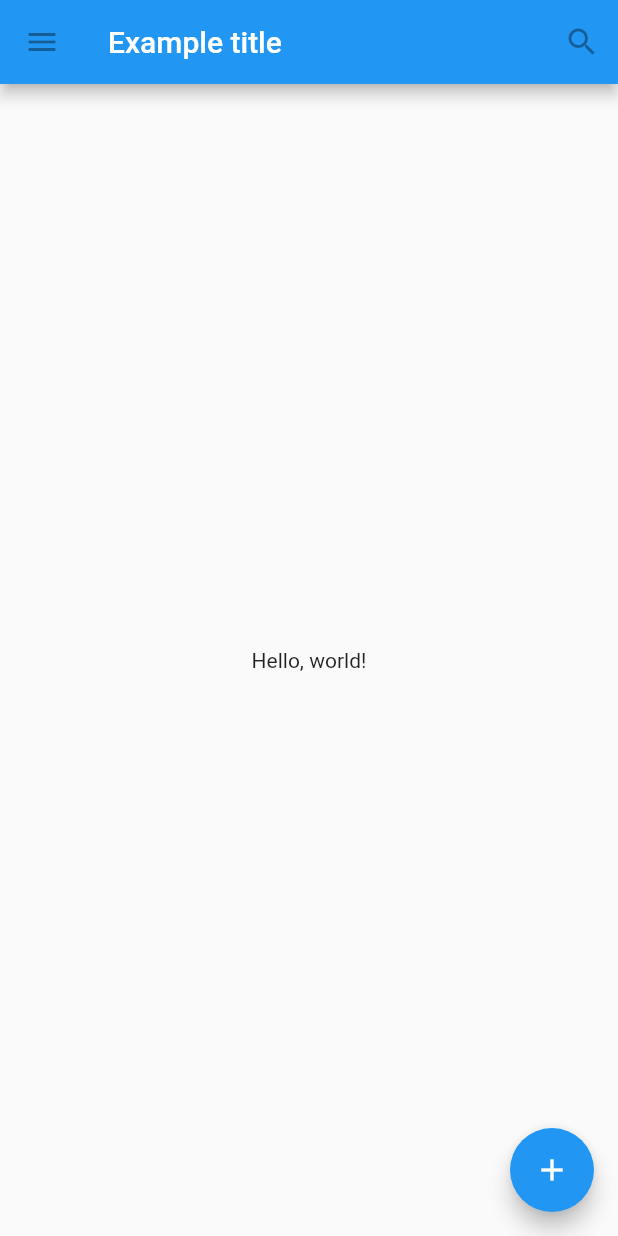
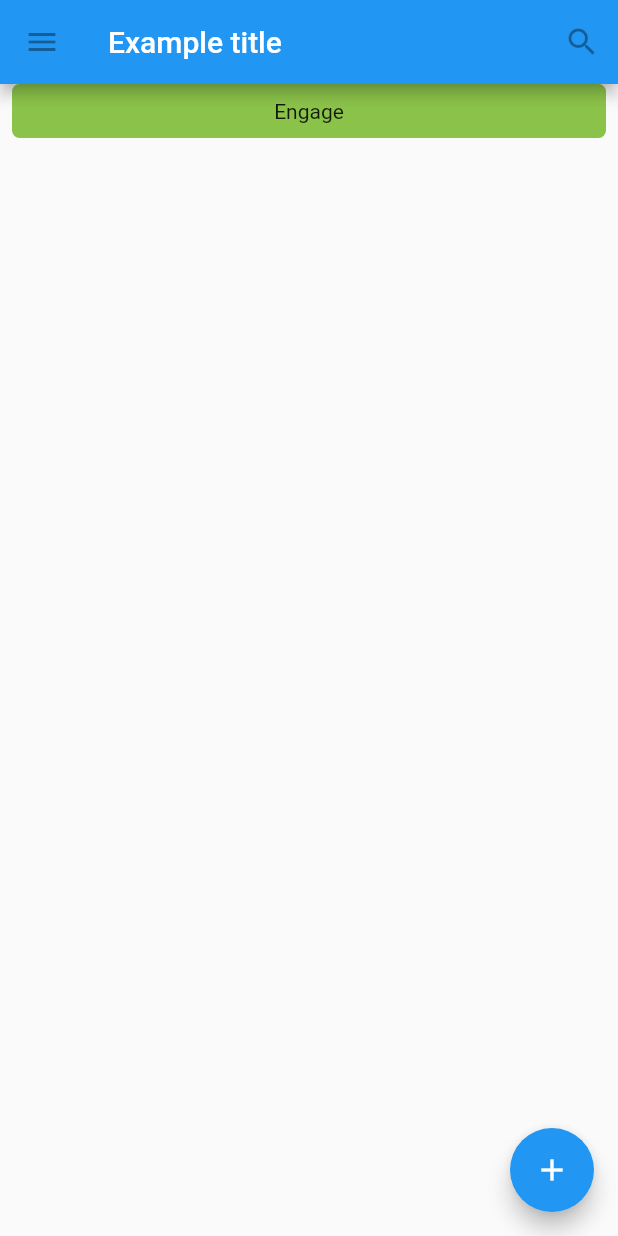
Before and after one commit to arror1784/flutter_pra, a Flutter app: the screen it shows after launch, on a phone screen of 412 x 824 dp. Run offline on Flutter 3.47's test engine with Material 2 defaults, Android fonts, the phone set to English and light mode, and no system bars.

Commit message:
custom button make

```diff
--- a/lib/main.dart
+++ b/lib/main.dart
@@ -5,6 +5,28 @@ void main() {
     title: 'Flutter Tutorial',
     home: TutorialHome(),
   ));
+}
+class MyButton extends StatelessWidget {
+  @override
+  Widget build(BuildContext context) {
+    return GestureDetector(
+      onTap: () {
+        print('MyButton was tapped!');
+      },
+      child: Container(
+        height: 36.0,
+        padding: const EdgeInsets.all(8.0),
+        margin: const EdgeInsets.symmetric(horizontal: 8.0),
+        decoration: BoxDecoration(
+          borderRadius: BorderRadius.circular(5.0),
+          color: Colors.lightGreen[500],
+        ),
+        child: Center(
+          child: Text('Engage'),
+        ),
+      ),
+    );
+  }
 }
 
 class TutorialHome extends StatelessWidget {
@@ -28,9 +50,10 @@ class TutorialHome extends StatelessWidget {
         ],
       ),
       // body is the majority of the screen.
-      body: Center(
-        child: Text('Hello, world!'),
-      ),
+      // body: Center(
+      //   child: Text('Hello, world!'),
+      // ),
+      body: MyButton(),
       floatingActionButton: FloatingActionButton(
         tooltip: 'Add', // used by assistive technologies
         child: Icon(Icons.add),
```
